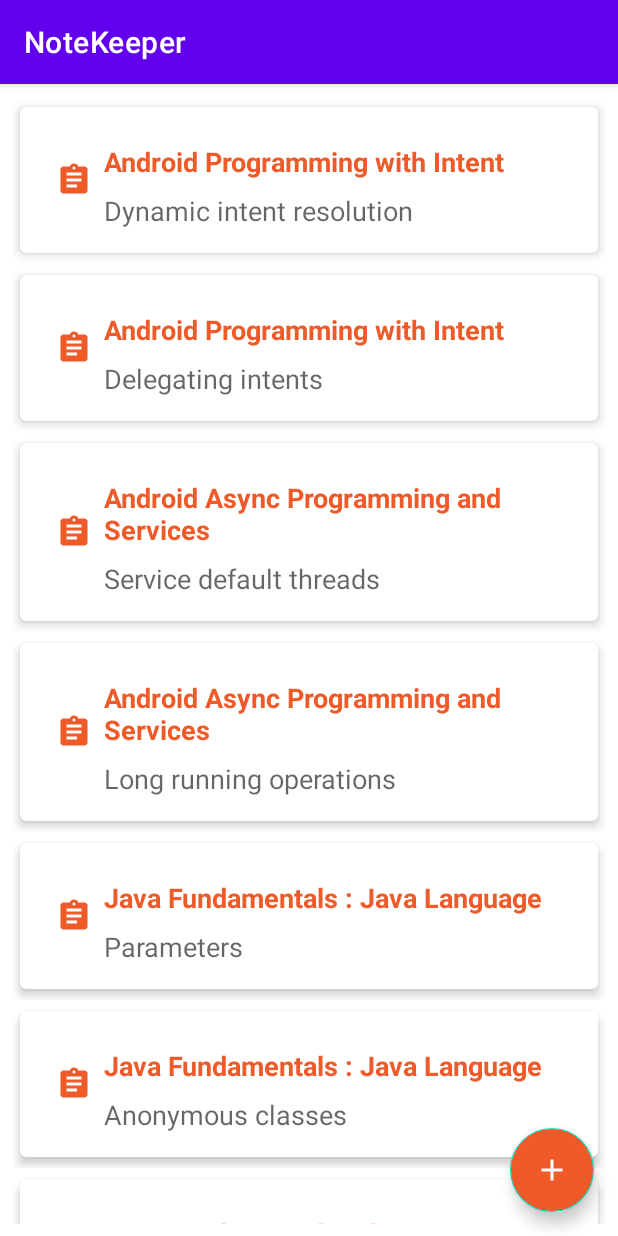
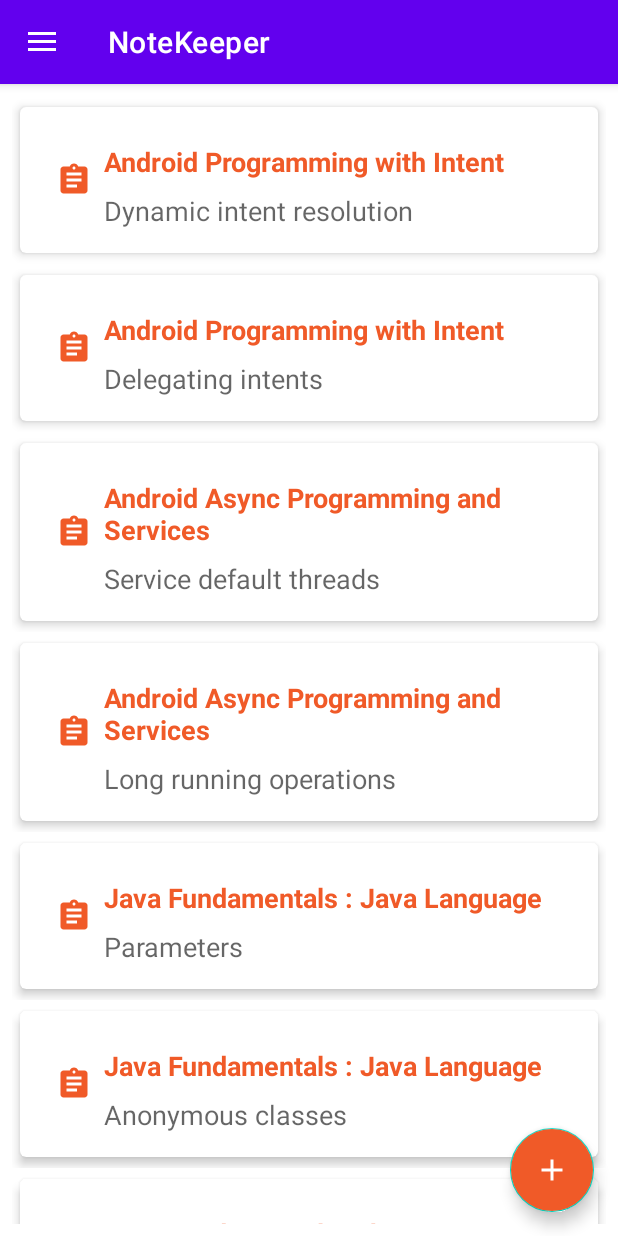
Before and after one commit to GuelorMusavuli/NoteKeeper, an Android app: the screen it shows after launch (NoteListActivity), on a phone screen of 412 x 824 dp. Run offline under Robolectric (Android 15) with nearby library versions, the phone set to English and light mode, and no system bars.

Commit message:
Implementing Navigation Drawer

```diff
--- a/app/src/main/java/com/guelmus/android/notekeeper/NoteListActivity.kt
+++ b/app/src/main/java/com/guelmus/android/notekeeper/NoteListActivity.kt
@@ -2,7 +2,9 @@ package com.guelmus.android.notekeeper
 
 import android.content.Intent
 import android.os.Bundle
+import androidx.appcompat.app.ActionBarDrawerToggle
 import androidx.appcompat.app.AppCompatActivity
+import androidx.core.view.GravityCompat
 import androidx.recyclerview.widget.LinearLayoutManager
 import kotlinx.android.synthetic.main.activity_note_list.*
 import kotlinx.android.synthetic.main.content_note_list.*
@@ -30,11 +32,31 @@ class NoteListActivity : AppCompatActivity() {
             startActivity(Intent(this, NoteActivity::class.java))
         }
 
+        //Toggle(open and close) the navigation drawer on hamburger's click
+        // at the left-edge of the toolbar. The strings passed in are provided for screen reader
+        val toggle = ActionBarDrawerToggle(
+            this, drawer_layout, toolbar, R.string.navigation_drawer_open, R.string.navigation_drawer_close)
+        drawer_layout.addDrawerListener(toggle)
+        toggle.syncState()//let the toggle knows whether the current state of the navDrawer is opened or closedg
+
+
+    }
+
+    /**
+     *If the drawer is open on back button pressed, close it.
+     * Otherwise, close the activity
+     * */
+    override fun onBackPressed() {
+        if (drawer_layout.isDrawerOpen(GravityCompat.START)) {
+            drawer_layout.closeDrawer(GravityCompat.START)
+        } else {
+            super.onBackPressed()
+        }
     }
 
     /**
      * Notify the Adapter that the data might've changed when the user goes back
-     * to the NoteListActivity, so as to refresh the data that's being displayed*/
+     * to the NoteListActivity, so as to refresh t that's being displayed*/
     override fun onResume() {
         super.onResume()
         listItems_rv.adapter?.notifyDataSetChanged()
--- a/app/src/main/java/com/guelmus/android/notekeeper/NoteRecyclerAdapter.kt
+++ b/app/src/main/java/com/guelmus/android/notekeeper/NoteRecyclerAdapter.kt
@@ -50,8 +50,6 @@ RecyclerView.Adapter<NoteRecyclerAdapter.NoteViewHolder>(){
 
         //Keep track of the position of the note that's currently associated with the viewHolder
         holder.notePosition = position
-
-
     }
 
     //Return the total numbers pf items to be display
--- /dev/null
+++ b/app/src/main/res/drawable/ic_menu_camera.xml
@@ -0,0 +1,12 @@
+<vector xmlns:android="http://schemas.android.com/apk/res/android"
+    android:width="24dp"
+    android:height="24dp"
+    android:viewportHeight="24.0"
+    android:viewportWidth="24.0">
+    <path
+        android:fillColor="#FF000000"
+        android:pathData="M12,12m-3.2,0a3.2,3.2 0,1 1,6.4 0a3.2,3.2 0,1 1,-6.4 0" />
+    <path
+        android:fillColor="#FF000000"
+        android:pathData="M9,2L7.17,4H4c-1.1,0 -2,0.9 -2,2v12c0,1.1 0.9,2 2,2h16c1.1,0 2,-0.9 2,-2V6c0,-1.1 -0.9,-2 -2,-2h-3.17L15,2H9zm3,15c-2.76,0 -5,-2.24 -5,-5s2.24,-5 5,-5 5,2.24 5,5 -2.24,5 -5,5z" />
+</vector>
--- /dev/null
+++ b/app/src/main/res/drawable/ic_menu_gallery.xml
@@ -0,0 +1,9 @@
+<vector xmlns:android="http://schemas.android.com/apk/res/android"
+    android:width="24dp"
+    android:height="24dp"
+    android:viewportHeight="24.0"
+    android:viewportWidth="24.0">
+    <path
+        android:fillColor="#FF000000"
+        android:pathData="M22,16V4c0,-1.1 -0.9,-2 -2,-2H8c-1.1,0 -2,0.9 -2,2v12c0,1.1 0.9,2 2,2h12c1.1,0 2,-0.9 2,-2zm-11,-4l2.03,2.71L16,11l4,5H8l3,-4zM2,6v14c0,1.1 0.9,2 2,2h14v-2H4V6H2z" />
+</vector>
--- /dev/null
+++ b/app/src/main/res/drawable/ic_menu_share.xml
@@ -0,0 +1,9 @@
+<vector xmlns:android="http://schemas.android.com/apk/res/android"
+    android:width="24dp"
+    android:height="24dp"
+    android:viewportHeight="24.0"
+    android:viewportWidth="24.0">
+    <path
+        android:fillColor="#FF000000"
+        android:pathData="M18,16.08c-0.76,0 -1.44,0.3 -1.96,0.77L8.91,12.7c0.05,-0.23 0.09,-0.46 0.09,-0.7s-0.04,-0.47 -0.09,-0.7l7.05,-4.11c0.54,0.5 1.25,0.81 2.04,0.81 1.66,0 3,-1.34 3,-3s-1.34,-3 -3,-3 -3,1.34 -3,3c0,0.24 0.04,0.47 0.09,0.7L8.04,9.81C7.5,9.31 6.79,9 6,9c-1.66,0 -3,1.34 -3,3s1.34,3 3,3c0.79,0 1.5,-0.31 2.04,-0.81l7.12,4.16c-0.05,0.21 -0.08,0.43 -0.08,0.65 0,1.61 1.31,2.92 2.92,2.92 1.61,0 2.92,-1.31 2.92,-2.92s-1.31,-2.92 -2.92,-2.92z" />
+</vector>
--- a/app/src/main/res/layout/activity_note_list.xml
+++ b/app/src/main/res/layout/activity_note_list.xml
@@ -1,7 +1,14 @@
 <?xml version="1.0" encoding="utf-8"?>
-<androidx.coordinatorlayout.widget.CoordinatorLayout xmlns:android="http://schemas.android.com/apk/res/android"
+<androidx.drawerlayout.widget.DrawerLayout
+    xmlns:android="http://schemas.android.com/apk/res/android"
     xmlns:app="http://schemas.android.com/apk/res-auto"
     xmlns:tools="http://schemas.android.com/tools"
+    android:id="@+id/drawer_layout"
+    android:layout_width="match_parent"
+    android:layout_height="match_parent"
+    android:fitsSystemWindows="true"
+    tools:openDrawer="start">
+<androidx.coordinatorlayout.widget.CoordinatorLayout
     android:layout_width="match_parent"
     android:layout_height="match_parent"
     tools:context=".NoteListActivity">
@@ -35,3 +42,14 @@
     <include layout="@layout/content_note_list" />
 
 </androidx.coordinatorlayout.widget.CoordinatorLayout>
+
+    <com.google.android.material.navigation.NavigationView
+        android:id="@+id/nav_view"
+        android:layout_width="wrap_content"
+        android:layout_height="match_parent"
+        android:layout_gravity ="start"
+        android:fitsSystemWindows="true"
+        app:headerLayout="@layout/nav_header_items"
+        app:menu="@menu/activity_items_drawer"/>
+
+</androidx.drawerlayout.widget.DrawerLayout>
--- /dev/null
+++ b/app/src/main/res/menu/activity_items_drawer.xml
@@ -0,0 +1,29 @@
+<?xml version="1.0" encoding="utf-8"?>
+<menu xmlns:android="http://schemas.android.com/apk/res/android"
+    xmlns:tools="http://schemas.android.com/tools"
+    tools:showIn="navigation_view">
+
+    <group android:checkableBehavior="single">
+        <item
+            android:id="@+id/nav_notes"
+            android:icon="@drawable/ic_menu_camera"
+            android:title="Notes" />
+        <item
+            android:id="@+id/nav_courses"
+            android:icon="@drawable/ic_menu_gallery"
+            android:title="Courses" />
+    </group>
+
+    <item android:title="Communicate">
+        <menu>
+            <item
+                android:id="@+id/nav_share"
+                android:icon="@drawable/ic_menu_share"
+                android:title="Share" />
+            <item
+                android:id="@+id/nav_send"
+                android:icon="@android:drawable/ic_menu_send"
+                android:title=" Send" />
+        </menu>
+    </item>
+</menu>
--- a/app/src/main/res/values/dimens.xml
+++ b/app/src/main/res/values/dimens.xml
@@ -1,4 +1,10 @@
 <resources>
     <dimen name="fab_margin">16dp</dimen>
 
+    <!-- Default screen margins, per the Android Design guidelines. -->
+    <dimen name="activity_horizontal_margin">16dp</dimen>
+    <dimen name="activity_vertical_margin">16dp</dimen>
+    <dimen name="nav_header_vertical_spacing">8dp</dimen>
+    <dimen name="nav_header_height">176dp</dimen>
+
 </resources>
```
Also changed, not shown: app/src/main/res/drawable/ic_menu_send.xml (added, +9 -0 lines), app/src/main/res/drawable/ic_menu_slideshow.xml (added, +9 -0 lines), app/src/main/res/drawable/side_nav_bar.xml (added, +9 -0 lines), app/src/main/res/layout/nav_header_items.xml (added, +35 -0 lines), app/src/main/res/navigation/nav_graph.xml (deleted, +0 -28 lines), app/src/main/res/values/strings.xml (+5 -6 lines), 1 other file.
